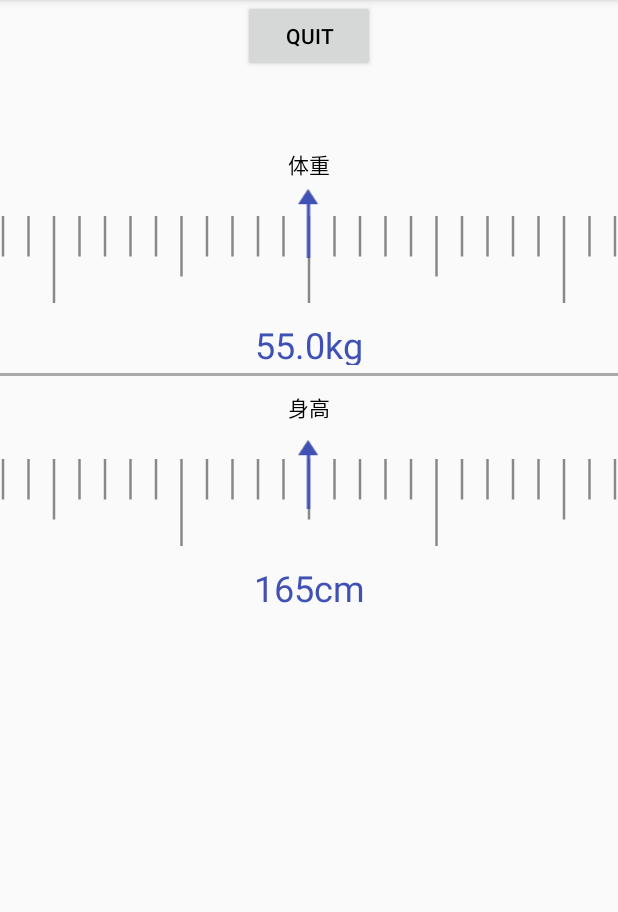
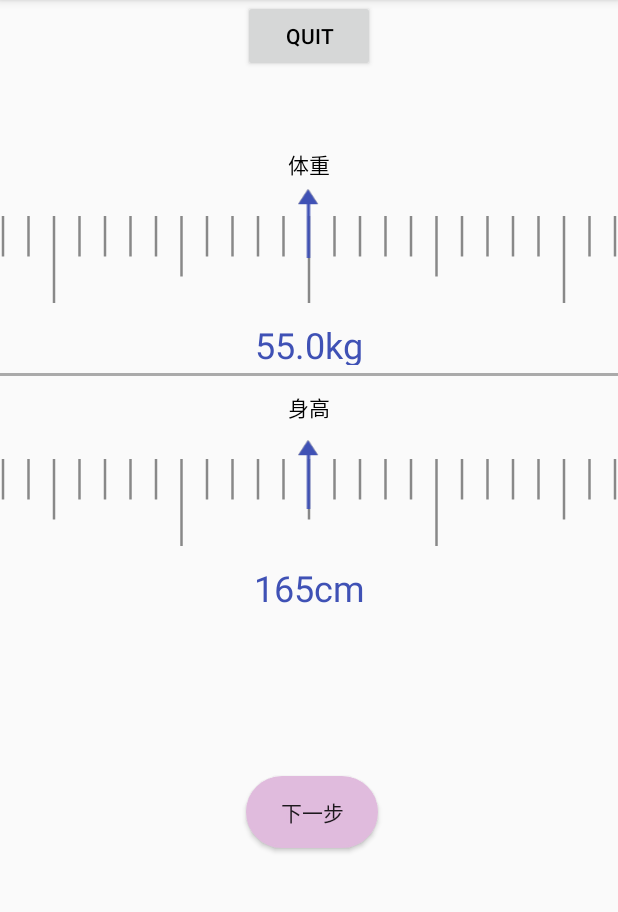
Before and after one commit to lemon-prog123/PKU-EATER, an Android app: the CountActivity screen opened directly, with no data from a screen before it, on a phone screen of 412 x 824 dp, the part 84-996 px from its top. Run offline under Robolectric (Android 15) with nearby library versions, the phone set to English and light mode, and no system bars; 15 statements that could not run were skipped.

Commit message:
sex-selector

```diff
--- a/app/build.gradle
+++ b/app/build.gradle
@@ -35,7 +35,7 @@ android {
 }
 
 dependencies {
-
+    implementation 'com.google.android.material:material:1.6.0'
     implementation 'androidx.core:core-ktx:1.7.0'
     implementation 'androidx.appcompat:appcompat:1.4.1'
     implementation 'com.google.android.material:material:1.5.0'
--- a/app/src/main/java/com/example/activitytest/RulerView.kt
+++ b/app/src/main/java/com/example/activitytest/RulerView.kt
@@ -57,12 +57,16 @@ class RulerView: View {
 
     constructor(mContext: Context, attrs: AttributeSet?) : this(mContext, attrs!!,0)
 
+    override fun setSaveEnabled(enabled: Boolean) {
+        super.setSaveEnabled(enabled)
+    }
     constructor(mContext: Context, attrs: AttributeSet,defStyleAttr:Int) : super(mContext, attrs,defStyleAttr) {
         init(mContext, attrs)
     }
 
     fun init(context: Context, attrs: AttributeSet){
         Log.d(TAG, "init")
+        setSaveEnabled(true)
         mScroller= Scroller(context)
 
         this.mLineSpaceWidth=myfloat(25.0f)
--- /dev/null
+++ b/app/src/main/res/drawable/btn_noraml.xml
@@ -0,0 +1,8 @@
+<?xml version="1.0" encoding="utf-8"?>
+<shape xmlns:android="http://schemas.android.com/apk/res/android">
+    <corners android:radius="180dp"/>
+    <solid android:color="@color/white"/>
+    <stroke android:width="1dp"
+        android:color="@color/material_dynamic_tertiary80"/>
+
+</shape>
--- /dev/null
+++ b/app/src/main/res/drawable/user_sex_selector.xml
@@ -0,0 +1,6 @@
+<?xml version="1.0" encoding="utf-8"?>
+<selector xmlns:android="http://schemas.android.com/apk/res/android">
+    <item android:state_checked="true" android:drawable="@drawable/user_sex_switch_girl" />
+    <item android:state_checked="false" android:drawable="@drawable/user_sex_switch_boy" />
+
+</selector>
--- a/app/src/main/res/layout/activity_main.xml
+++ b/app/src/main/res/layout/activity_main.xml
@@ -3,6 +3,25 @@
     xmlns:app="http://schemas.android.com/apk/res-auto"
     android:layout_width="match_parent"
     android:layout_height="match_parent">
+
+    <Button
+        android:id="@+id/outlinedButton"
+        style="?attr/materialButtonOutlinedStyle"
+        android:layout_width="wrap_content"
+        android:layout_height="wrap_content"
+        android:layout_marginTop="112dp"
+        android:layout_marginRight="160dp"
+        android:background="@drawable/btn_noraml"
+        android:shadowColor="@color/material_dynamic_tertiary80"
+        android:shadowDx="0"
+        android:shadowDy="2"
+        android:shadowRadius="2"
+        android:text="下一步"
+        app:backgroundTint="@color/material_dynamic_tertiary80"
+        app:layout_constraintRight_toRightOf="parent"
+        app:layout_constraintTop_toBottomOf="@+id/tv_height"
+        app:rippleColor="@color/material_dynamic_neutral99" />
+
     <Button
         android:id= "@+id/button1"
         android:layout_width="wrap_content"
```
Also changed, not shown: app/src/main/java/com/example/activitytest/CountActivity.kt (+47 -1 lines), app/src/main/res/layout/sex_selector.xml (added, +38 -0 lines), app/src/main/res/drawable/register_info_line.png (added), app/src/main/res/drawable/user_sex_switch_boy.png (added), app/src/main/res/drawable/user_sex_switch_girl.png (added).
